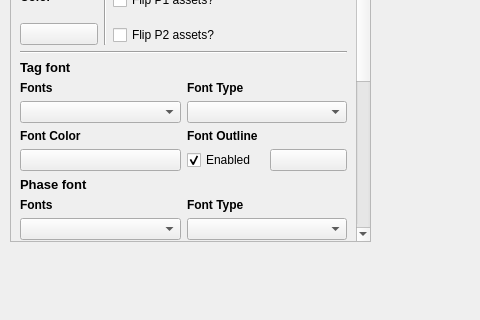
Old version of the form src/layout/TSHThumbnailSettings.ui in the repository joaorb64/TournamentStreamHelper; both pictures show x 0 to 480 and y 249 to 569 of the 962 by 753 pixel window.
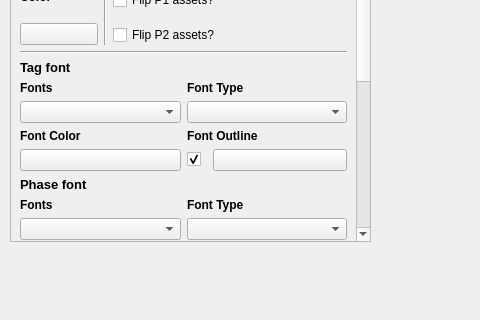
New version of the form. Icons and pictures are not drawn.

Commit message: Fix Outline checkboxes

```diff
--- a/src/layout/TSHThumbnailSettings.ui
+++ b/src/layout/TSHThumbnailSettings.ui
@@ -396,13 +396,10 @@
             <layout class="QHBoxLayout" name="horizontalLayoutPlayerFontOutline">
              <item>
               <widget class="QCheckBox" name="enablePlayerOutline">
-               <property name="text">
-                <string>Enabled</string>
-               </property>
-               <property name="iconSize">
+               <property name="maximumSize">
                 <size>
                  <width>20</width>
-                 <height>20</height>
+                 <height>16777215</height>
                 </size>
                </property>
                <property name="checkable">
```
Left out of the diff: 10 changed lines with no effect on the pictures.
